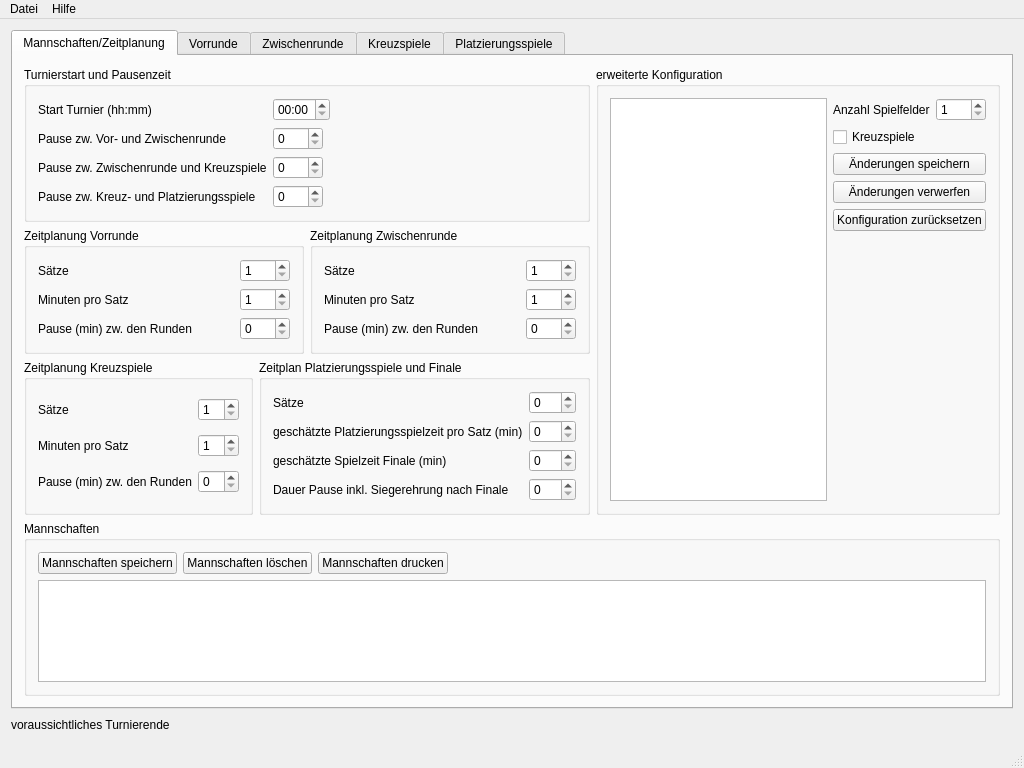
This is src/planer/mainwindow.ui in Birnbaua/Volleyball as Qt 5 draws it before an edit. The edited form follows.
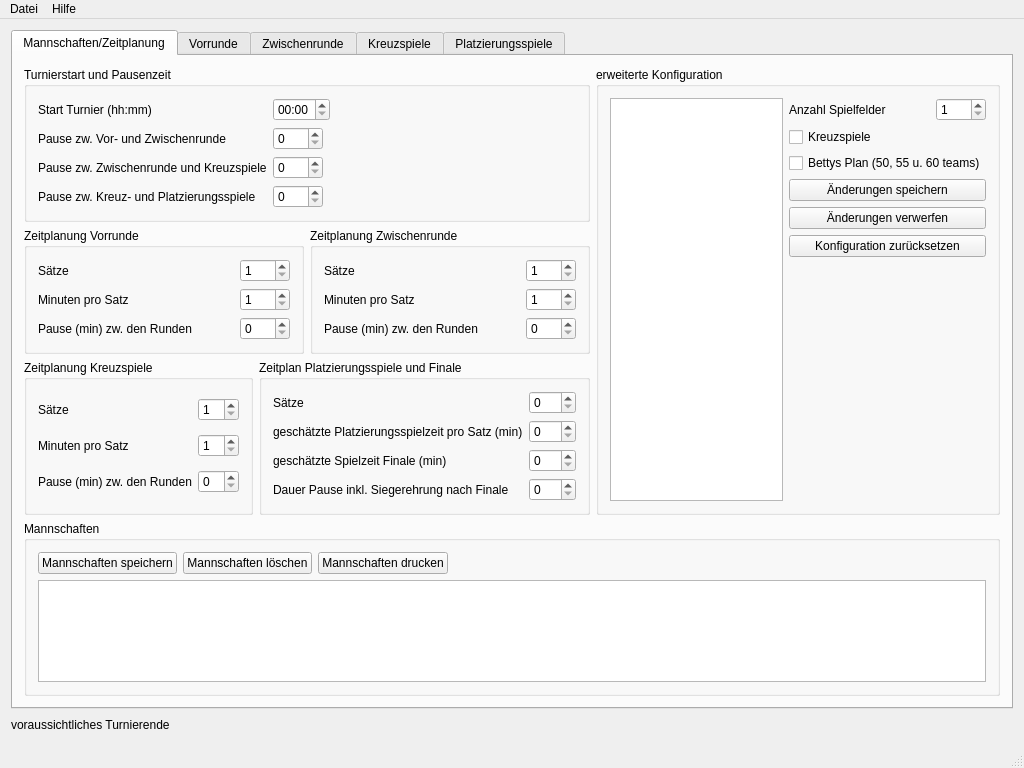
This is the edited form.

What changed in the file:
```diff
--- a/src/planer/mainwindow.ui
+++ b/src/planer/mainwindow.ui
@@ -425,10 +425,24 @@
             <layout class="QGridLayout" name="gridLayout_5">
              <item row="0" column="0">
               <layout class="QGridLayout" name="gridLayout_4">
-               <item row="0" column="0">
-                <widget class="QLabel" name="label_anzahl_felder_2">
+               <item row="5" column="0" colspan="2">
+                <widget class="QPushButton" name="pushButtonConfigReset">
                  <property name="text">
-                  <string>Anzahl Spielfelder</string>
+                  <string>Konfiguration zurücksetzen</string>
+                 </property>
+                </widget>
+               </item>
+               <item row="4" column="0" colspan="2">
+                <widget class="QPushButton" name="pushButtonConfigRollback">
+                 <property name="text">
+                  <string>Änderungen verwerfen</string>
+                 </property>
+                </widget>
+               </item>
+               <item row="3" column="0" colspan="2">
+                <widget class="QPushButton" name="pushButtonConfigSave">
+                 <property name="text">
+                  <string>Änderungen speichern</string>
                  </property>
                 </widget>
                </item>
@@ -445,7 +459,14 @@
                  </property>
                 </widget>
                </item>
-               <item row="1" column="0">
+               <item row="0" column="0">
+                <widget class="QLabel" name="label_anzahl_felder_2">
+                 <property name="text">
+                  <string>Anzahl Spielfelder</string>
+                 </property>
+                </widget>
+               </item>
+               <item row="1" column="0" colspan="2">
                 <widget class="QCheckBox" name="checkBoxKreuzspiele">
                  <property name="text">
                   <string>Kreuzspiele</string>
@@ -453,23 +474,9 @@
                 </widget>
                </item>
                <item row="2" column="0" colspan="2">
-                <widget class="QPushButton" name="pushButtonConfigSave">
+                <widget class="QCheckBox" name="checkBoxBettysPlan">
                  <property name="text">
-                  <string>Änderungen speichern</string>
-                 </property>
-                </widget>
-               </item>
-               <item row="3" column="0" colspan="2">
-                <widget class="QPushButton" name="pushButtonConfigRollback">
-                 <property name="text">
-                  <string>Änderungen verwerfen</string>
-                 </property>
-                </widget>
-               </item>
-               <item row="4" column="0" colspan="2">
-                <widget class="QPushButton" name="pushButtonConfigReset">
-                 <property name="text">
-                  <string>Konfiguration zurücksetzen</string>
+                  <string>Bettys Plan (50, 55 u. 60 teams)</string>
                  </property>
                 </widget>
                </item>
```
